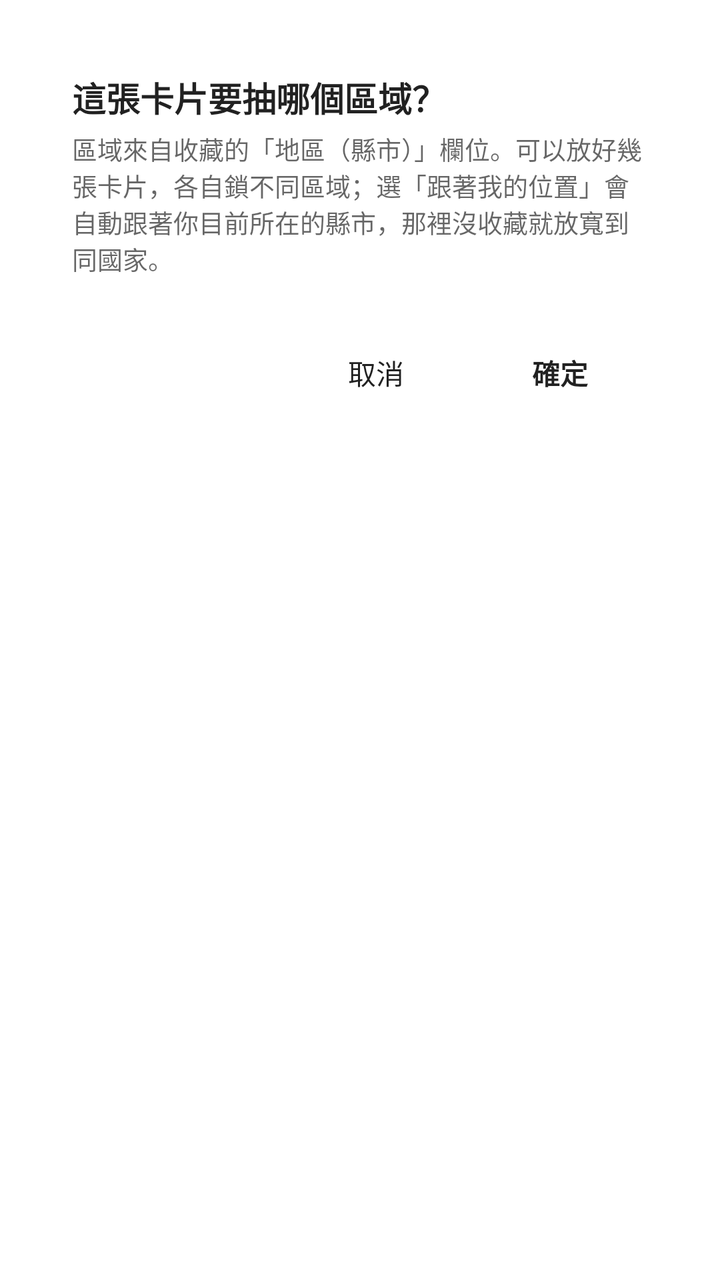
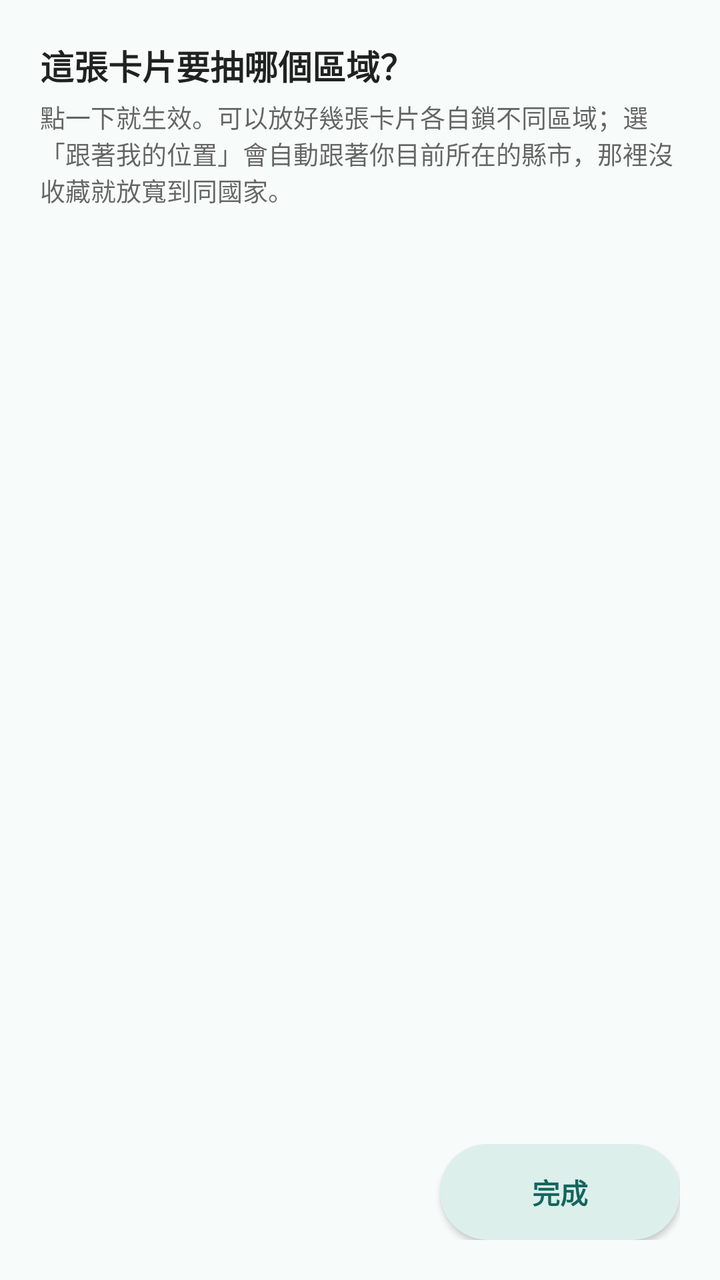

The first picture is an Android layout as it rendered before a commit; the second is the same layout after the commit. The layout source and the unified diff follow.
<!-- AndroidManifest.xml: activity theme WidgetConfigTheme -->
<!-- res/layout/widget_config.xml -->
<?xml version="1.0" encoding="utf-8"?>
<LinearLayout xmlns:android="http://schemas.android.com/apk/res/android"
    android:layout_width="match_parent"
    android:layout_height="wrap_content"
    android:orientation="vertical"
    android:padding="20dp">

    <TextView
        android:layout_width="match_parent"
        android:layout_height="wrap_content"
        android:text="@string/widget_config_title"
        android:textSize="17sp"
        android:textStyle="bold"
        android:textColor="?android:attr/textColorPrimary" />

    <TextView
        android:layout_width="match_parent"
        android:layout_height="wrap_content"
        android:layout_marginTop="4dp"
        android:text="@string/widget_config_hint"
        android:textSize="12.5sp"
        android:textColor="?android:attr/textColorSecondary" />

    <ScrollView
        android:layout_width="match_parent"
        android:layout_height="wrap_content"
        android:layout_marginTop="12dp">

        <RadioGroup
            android:id="@+id/widget_config_regions"
            android:layout_width="match_parent"
            android:layout_height="wrap_content"
            android:orientation="vertical" />
    </ScrollView>

    <LinearLayout
        android:layout_width="match_parent"
        android:layout_height="wrap_content"
        android:layout_marginTop="12dp"
        android:gravity="end"
        android:orientation="horizontal">

        <Button
            android:id="@+id/widget_config_cancel"
            style="?android:attr/borderlessButtonStyle"
            android:layout_width="wrap_content"
            android:layout_height="wrap_content"
            android:text="@string/widget_config_cancel" />

        <Button
            android:id="@+id/widget_config_ok"
            style="?android:attr/borderlessButtonStyle"
            android:layout_width="wrap_content"
            android:layout_height="wrap_content"
            android:layout_marginStart="4dp"
            android:text="@string/widget_config_ok"
            android:textStyle="bold" />
    </LinearLayout>
</LinearLayout>
<!-- resources referenced by this layout -->
<resources>
  <string name="widget_config_cancel">取消</string>
  <string name="widget_config_hint">區域來自收藏的「地區（縣市）」欄位。可以放好幾張卡片，各自鎖不同區域；選「跟著我的位置」會自動跟著你目前所在的縣市，那裡沒收藏就放寬到同國家。</string>
  <string name="widget_config_ok">確定</string>
  <string name="widget_config_title">這張卡片要抽哪個區域？</string>
  <style name="WidgetConfigTheme" parent="Theme.AppCompat.DayNight.Dialog">
          <item name="windowActionBar">false</item>
          <item name="windowNoTitle">true</item>
      </style>
</resources>

<!-- the commit's change to res/layout/widget_config.xml (unified diff, before → after) -->
@@ -22,8 +22,10 @@
         android:textColor="?android:attr/textColorSecondary" />
 
     <ScrollView
+        android:id="@+id/widget_config_scroll"
         android:layout_width="match_parent"
         android:layout_height="wrap_content"
+        android:layout_weight="1"
         android:layout_marginTop="12dp">
 
         <RadioGroup
@@ -41,19 +43,13 @@
         android:orientation="horizontal">
 
         <Button
-            android:id="@+id/widget_config_cancel"
-            style="?android:attr/borderlessButtonStyle"
+            android:id="@+id/widget_config_ok"
             android:layout_width="wrap_content"
             android:layout_height="wrap_content"
-            android:text="@string/widget_config_cancel" />
-
-        <Button
-            android:id="@+id/widget_config_ok"
-            style="?android:attr/borderlessButtonStyle"
-            android:layout_width="wrap_content"
-            android:layout_height="wrap_content"
-            android:layout_marginStart="4dp"
-            android:text="@string/widget_config_ok"
-            android:textStyle="bold" />
+            android:minWidth="120dp"
+            android:background="@drawable/widget_btn_bg"
+            android:textColor="@color/celadon"
+            android:textStyle="bold"
+            android:text="@string/widget_config_ok" />
     </LinearLayout>
 </LinearLayout>
<!-- resource entries referenced after the edit -->
@@ -1,12 +1,23 @@
 <!-- resources referenced by this layout -->
 <resources>
-  <string name="widget_config_cancel">取消</string>
-  <string name="widget_config_hint">區域來自收藏的「地區（縣市）」欄位。可以放好幾張卡片，各自鎖不同區域；選「跟著我的位置」會自動跟著你目前所在的縣市，那裡沒收藏就放寬到同國家。</string>
-  <string name="widget_config_ok">確定</string>
+  <color name="celadon">#14655F</color>
+  <!-- drawable widget_btn_bg (drawable) -->
+  <?xml version="1.0" encoding="utf-8"?>
+  <shape xmlns:android="http://schemas.android.com/apk/res/android" android:shape="rectangle">
+      <solid android:color="@color/celadon_soft" />
+      <corners android:radius="999dp" />
+  </shape>
+  <string name="widget_config_hint">點一下就生效。可以放好幾張卡片各自鎖不同區域；選「跟著我的位置」會自動跟著你目前所在的縣市，那裡沒收藏就放寬到同國家。</string>
+  <string name="widget_config_ok">完成</string>
   <string name="widget_config_title">這張卡片要抽哪個區域？</string>
-  <style name="WidgetConfigTheme" parent="Theme.AppCompat.DayNight.Dialog">
+  <style name="WidgetConfigTheme" parent="Theme.AppCompat.Light.Dialog">
           <item name="windowActionBar">false</item>
           <item name="windowNoTitle">true</item>
+          <item name="android:windowBackground">@color/porcelain</item>
+          <item name="colorAccent">@color/celadon_mid</item>
       </style>
+  <color name="celadon_soft">#FFDCEFEB</color>
+  <color name="porcelain">#FFF7FBFA</color>
+  <color name="celadon_mid">#1F8A83</color>
 </resources>
 
